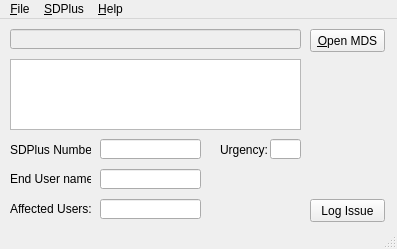
Old version of the form MainWindow.ui in the repository MrSimonC/Remedy-Call-Logging.
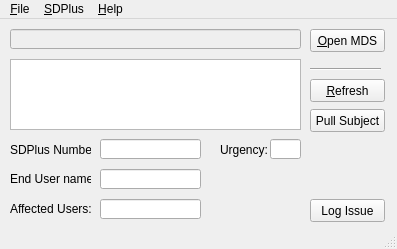
New version of the form.

```diff
--- a/MainWindow.ui
+++ b/MainWindow.ui
@@ -170,6 +170,45 @@
      </rect>
     </property>
    </widget>
+   <widget class="QPushButton" name="refresh">
+    <property name="geometry">
+     <rect>
+      <x>310</x>
+      <y>60</y>
+      <width>75</width>
+      <height>23</height>
+     </rect>
+    </property>
+    <property name="text">
+     <string>&amp;Refresh</string>
+    </property>
+   </widget>
+   <widget class="QPushButton" name="pullSubject">
+    <property name="geometry">
+     <rect>
+      <x>310</x>
+      <y>90</y>
+      <width>75</width>
+      <height>23</height>
+     </rect>
+    </property>
+    <property name="text">
+     <string>Pull Subject</string>
+    </property>
+   </widget>
+   <widget class="Line" name="line">
+    <property name="geometry">
+     <rect>
+      <x>310</x>
+      <y>40</y>
+      <width>71</width>
+      <height>20</height>
+     </rect>
+    </property>
+    <property name="orientation">
+     <enum>Qt::Horizontal</enum>
+    </property>
+   </widget>
   </widget>
   <widget class="QMenuBar" name="menubar">
    <property name="geometry">
```
Left out of the diff: 73 changed lines with no effect on the pictures.
